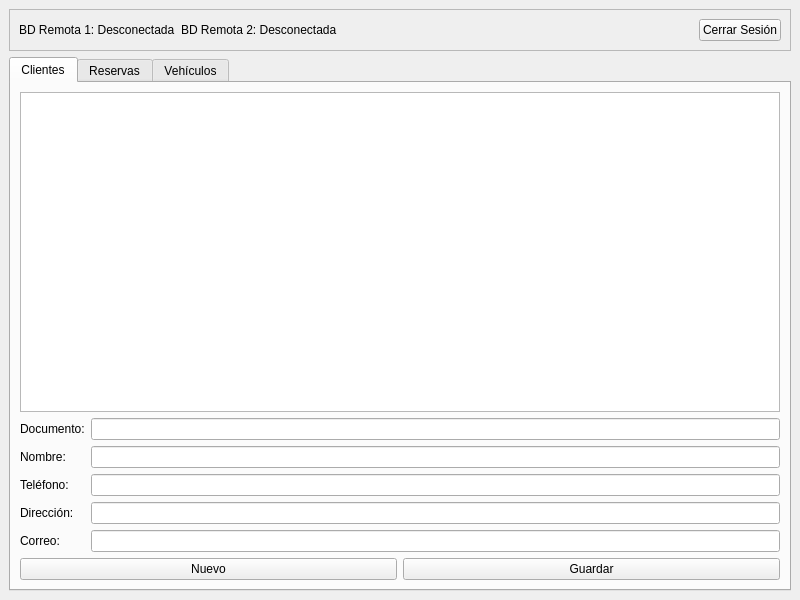
Before: the Qt Designer form ui/empleado_ventas_view.ui in Chatsito58/Final_BDD, drawn with Qt 5.
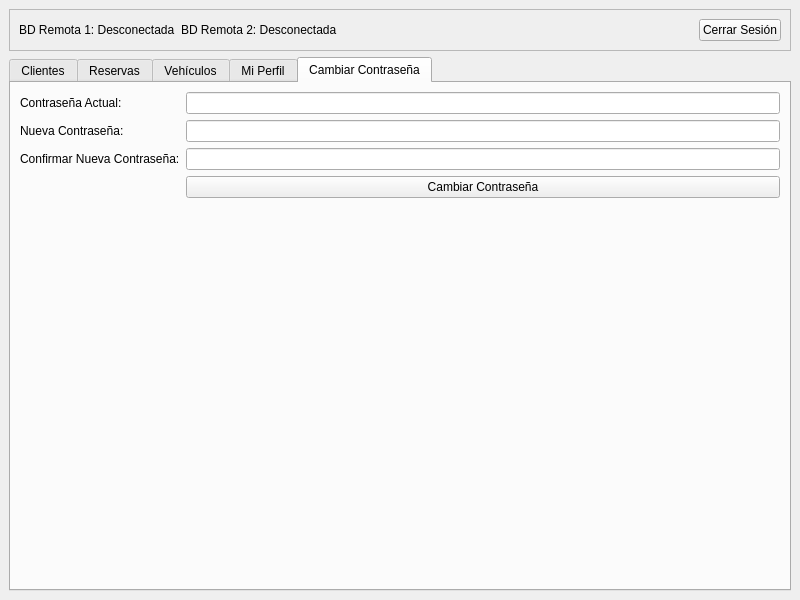
After: the same form once the commit is applied. The open tabs and pages were chosen to show the change.

The edit to the form file:
```diff
--- a/ui/empleado_ventas_view.ui
+++ b/ui/empleado_ventas_view.ui
@@ -157,6 +157,121 @@
        <attribute name="title">
         <string>Vehículos</string>
        </attribute>
+       <layout class="QVBoxLayout" name="verticalLayout_6">
+        <item>
+         <widget class="QListWidget" name="vehiculos_disponibles_list"/>
+        </item>
+       </layout>
+      </widget>
+      <widget class="QWidget" name="perfil_tab">
+       <attribute name="title">
+        <string>Mi Perfil</string>
+       </attribute>
+       <layout class="QFormLayout" name="formLayout_2">
+        <item row="0" column="0">
+         <widget class="QLabel" name="label_14">
+          <property name="text">
+           <string>Nombre:</string>
+          </property>
+         </widget>
+        </item>
+        <item row="0" column="1">
+         <widget class="QLineEdit" name="nombre_perfil_edit"/>
+        </item>
+        <item row="1" column="0">
+         <widget class="QLabel" name="label_15">
+          <property name="text">
+           <string>Teléfono:</string>
+          </property>
+         </widget>
+        </item>
+        <item row="1" column="1">
+         <widget class="QLineEdit" name="telefono_perfil_edit"/>
+        </item>
+        <item row="2" column="0">
+         <widget class="QLabel" name="label_16">
+          <property name="text">
+           <string>Dirección:</string>
+          </property>
+         </widget>
+        </item>
+        <item row="2" column="1">
+         <widget class="QLineEdit" name="direccion_perfil_edit"/>
+        </item>
+        <item row="3" column="0">
+         <widget class="QLabel" name="label_17">
+          <property name="text">
+           <string>Correo:</string>
+          </property>
+         </widget>
+        </item>
+        <item row="3" column="1">
+         <widget class="QLineEdit" name="correo_perfil_edit"/>
+        </item>
+        <item row="4" column="1">
+         <widget class="QPushButton" name="guardar_perfil_button">
+          <property name="text">
+           <string>Guardar Cambios</string>
+          </property>
+         </widget>
+        </item>
+       </layout>
+      </widget>
+      <widget class="QWidget" name="cambiar_contrasena_tab">
+       <attribute name="title">
+        <string>Cambiar Contraseña</string>
+       </attribute>
+       <layout class="QFormLayout" name="formLayout_3">
+        <item row="0" column="0">
+         <widget class="QLabel" name="label_18">
+          <property name="text">
+           <string>Contraseña Actual:</string>
+          </property>
+         </widget>
+        </item>
+        <item row="0" column="1">
+         <widget class="QLineEdit" name="actual_pass_edit">
+          <property name="echoMode">
+           <enum>QLineEdit::Password</enum>
+          </property>
+         </widget>
+        </item>
+        <item row="1" column="0">
+         <widget class="QLabel" name="label_19">
+          <property name="text">
+           <string>Nueva Contraseña:</string>
+          </property>
+         </widget>
+        </item>
+        <item row="1" column="1">
+         <widget class="QLineEdit" name="nueva_pass_edit">
+          <property name="echoMode">
+           <enum>QLineEdit::Password</enum>
+          </property>
+         </widget>
+        </item>
+        <item row="2" column="0">
+         <widget class="QLabel" name="label_20">
+          <property name="text">
+           <string>Confirmar Nueva Contraseña:</string>
+          </property>
+         </widget>
+        </item>
+        <item row="2" column="1">
+         <widget class="QLineEdit" name="confirmar_pass_edit">
+          <property name="echoMode">
+           <enum>QLineEdit::Password</enum>
+          </property>
+         </widget>
+        </item>
+        <item row="3" column="1">
+         <widget class="QPushButton" name="cambiar_pass_button">
+          <property name="text">
+           <string>Cambiar Contraseña</string>
+          </property>
+         </widget>
+        </item>
+       </layout>
       </widget>
      </widget>
     </item>
```
Left out of the diff: 12 changed lines with no effect on the pictures.
